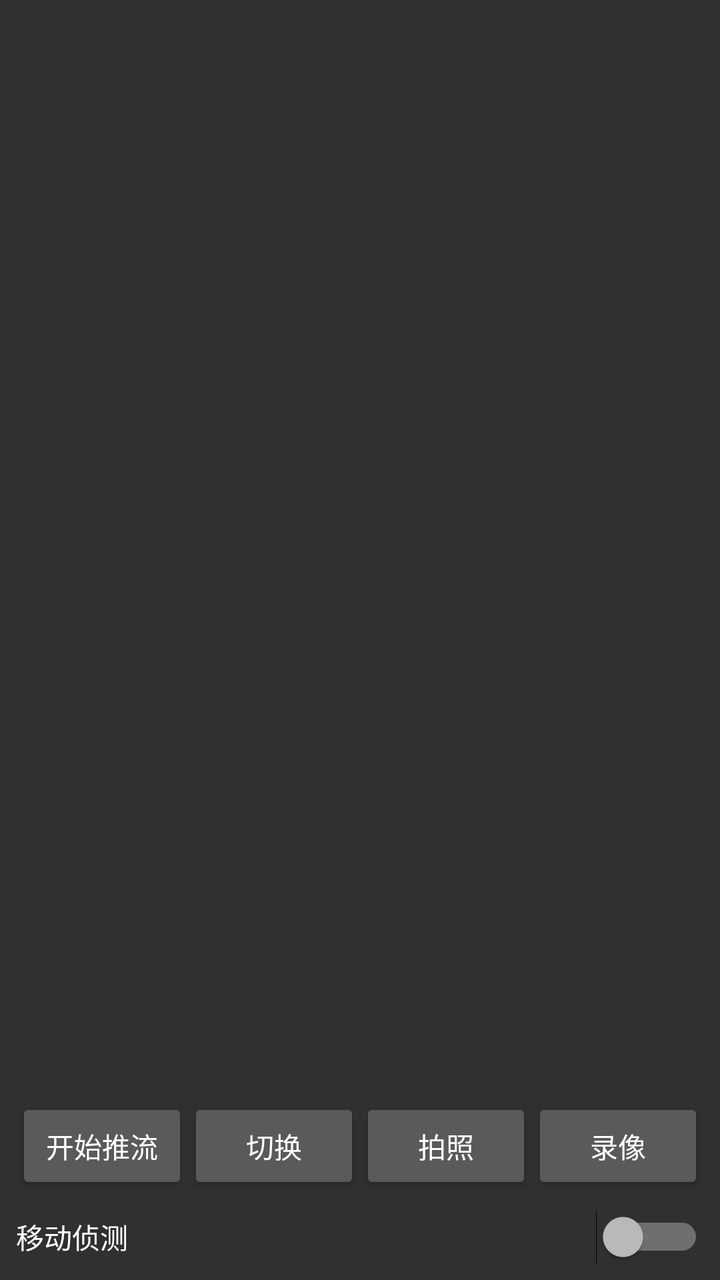
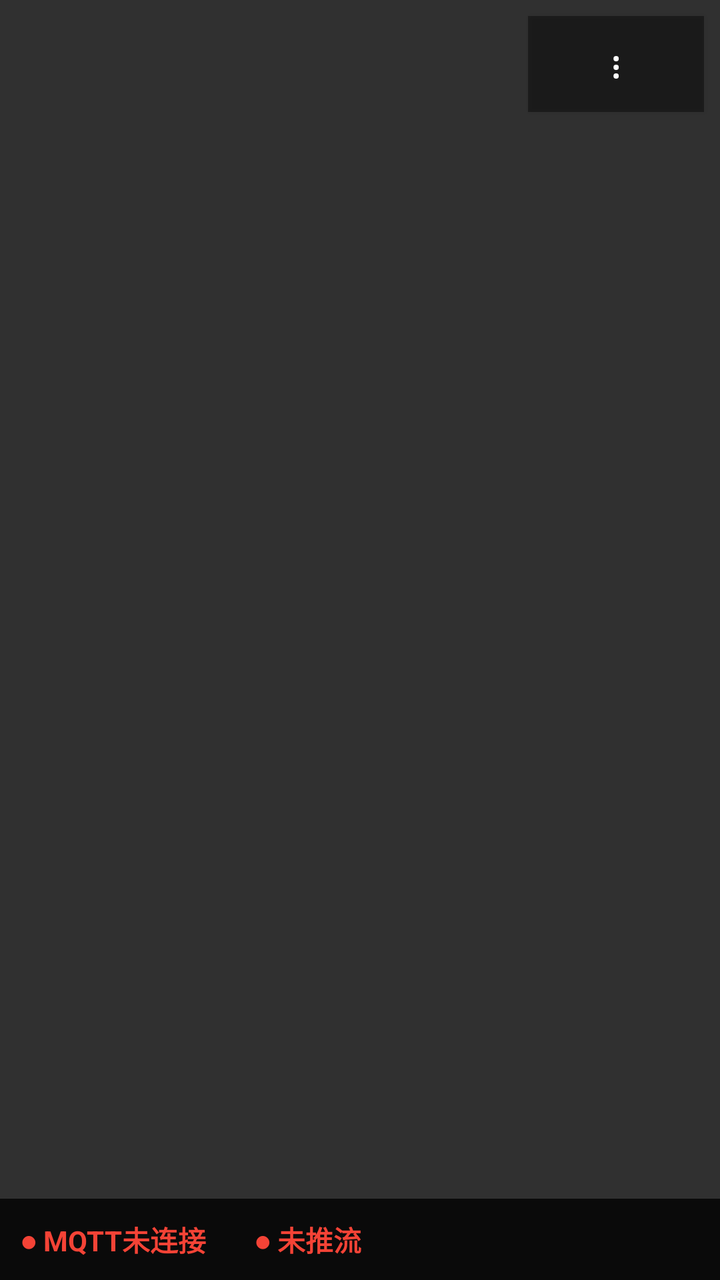

The first picture is an Android layout as it rendered before a commit; the second is the same layout after the commit. The layout source and the unified diff follow.
<!-- AndroidManifest.xml: application theme android:Theme.Material.NoActionBar -->
<!-- res/layout/activity_main.xml -->
<?xml version="1.0" encoding="utf-8"?>
<LinearLayout xmlns:android="http://schemas.android.com/apk/res/android"
    android:layout_width="match_parent"
    android:layout_height="match_parent"
    android:orientation="vertical">

    <TextureView
        android:id="@+id/preview"
        android:layout_width="match_parent"
        android:layout_height="0dp"
        android:layout_weight="1" />

    <TextView
        android:id="@+id/tvStatus"
        android:layout_width="match_parent"
        android:layout_height="wrap_content"
        android:padding="8dp"
        android:textColor="#FFFFFF"
        android:textSize="12sp" />

    <LinearLayout
        android:layout_width="match_parent"
        android:layout_height="wrap_content"
        android:orientation="horizontal"
        android:padding="8dp">

        <Button
            android:id="@+id/btnStream"
            android:layout_width="0dp"
            android:layout_height="wrap_content"
            android:layout_weight="1"
            android:text="开始推流" />

        <Button
            android:id="@+id/btnSwitch"
            android:layout_width="0dp"
            android:layout_height="wrap_content"
            android:layout_weight="1"
            android:text="切换" />

        <Button
            android:id="@+id/btnCapture"
            android:layout_width="0dp"
            android:layout_height="wrap_content"
            android:layout_weight="1"
            android:text="拍照" />

        <Button
            android:id="@+id/btnRecord"
            android:layout_width="0dp"
            android:layout_height="wrap_content"
            android:layout_weight="1"
            android:text="录像" />
    </LinearLayout>

    <LinearLayout
        android:layout_width="match_parent"
        android:layout_height="wrap_content"
        android:gravity="center_vertical"
        android:orientation="horizontal"
        android:paddingStart="8dp"
        android:paddingEnd="8dp"
        android:paddingBottom="8dp">

        <TextView
            android:layout_width="0dp"
            android:layout_height="wrap_content"
            android:layout_weight="1"
            android:text="移动侦测"
            android:textColor="#FFFFFF" />

        <Switch
            android:id="@+id/swMotion"
            android:layout_width="wrap_content"
            android:layout_height="wrap_content" />
    </LinearLayout>
</LinearLayout>
<!-- resources referenced by this layout -->
<resources>

</resources>

<!-- the commit's change to res/layout/activity_main.xml (unified diff, before → after) -->
@@ -4,74 +4,67 @@
     android:layout_height="match_parent"
     android:orientation="vertical">
 
-    <TextureView
-        android:id="@+id/preview"
+    <FrameLayout
         android:layout_width="match_parent"
         android:layout_height="0dp"
-        android:layout_weight="1" />
+        android:layout_weight="1">
 
-    <TextView
-        android:id="@+id/tvStatus"
-        android:layout_width="match_parent"
-        android:layout_height="wrap_content"
-        android:padding="8dp"
-        android:textColor="#FFFFFF"
-        android:textSize="12sp" />
+        <TextureView
+            android:id="@+id/preview"
+            android:layout_width="match_parent"
+            android:layout_height="match_parent" />
+
+        <Button
+            android:id="@+id/btnMenu"
+            android:layout_width="wrap_content"
+            android:layout_height="wrap_content"
+            android:layout_gravity="top|end"
+            android:layout_margin="8dp"
+            android:background="#66000000"
+            android:paddingStart="12dp"
+            android:paddingEnd="12dp"
+            android:text="⋮"
+            android:textColor="#FFFFFF"
+            android:textSize="18sp" />
+    </FrameLayout>
 
     <LinearLayout
         android:layout_width="match_parent"
         android:layout_height="wrap_content"
+        android:background="#CC000000"
+        android:gravity="center_vertical"
         android:orientation="horizontal"
-        android:padding="8dp">
+        android:padding="10dp">
 
-        <Button
-            android:id="@+id/btnStream"
-            android:layout_width="0dp"
+        <TextView
+            android:id="@+id/tvMqtt"
+            android:layout_width="wrap_content"
             android:layout_height="wrap_content"
-            android:layout_weight="1"
-            android:text="开始推流" />
+            android:text="● MQTT未连接"
+            android:textColor="#F44336"
+            android:textSize="14sp"
+            android:textStyle="bold" />
 
-        <Button
-            android:id="@+id/btnSwitch"
-            android:layout_width="0dp"
+        <TextView
+            android:id="@+id/tvStream"
+            android:layout_width="wrap_content"
             android:layout_height="wrap_content"
-            android:layout_weight="1"
-            android:text="切换" />
-
-        <Button
-            android:id="@+id/btnCapture"
-            android:layout_width="0dp"
-            android:layout_height="wrap_content"
-            android:layout_weight="1"
-            android:text="拍照" />
-
-        <Button
-            android:id="@+id/btnRecord"
-            android:layout_width="0dp"
-            android:layout_height="wrap_content"
-            android:layout_weight="1"
-            android:text="录像" />
+            android:layout_marginStart="24dp"
+            android:text="● 未推流"
+            android:textColor="#F44336"
+            android:textSize="14sp"
+            android:textStyle="bold" />
     </LinearLayout>
 
-    <LinearLayout
+    <TextView
+        android:id="@+id/tvMessage"
         android:layout_width="match_parent"
         android:layout_height="wrap_content"
-        android:gravity="center_vertical"
-        android:orientation="horizontal"
-        android:paddingStart="8dp"
-        android:paddingEnd="8dp"
-        android:paddingBottom="8dp">
-
-        <TextView
-            android:layout_width="0dp"
-            android:layout_height="wrap_content"
-            android:layout_weight="1"
-            android:text="移动侦测"
-            android:textColor="#FFFFFF" />
-
-        <Switch
-            android:id="@+id/swMotion"
-            android:layout_width="wrap_content"
-            android:layout_height="wrap_content" />
-    </LinearLayout>
+        android:background="#CC000000"
+        android:paddingStart="10dp"
+        android:paddingEnd="10dp"
+        android:paddingBottom="8dp"
+        android:textColor="#FFFFFF"
+        android:textSize="12sp"
+        android:visibility="gone" />
 </LinearLayout>
